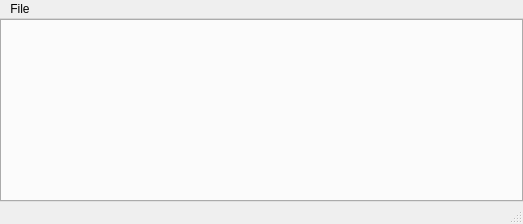
First picture: the form in client/src/app/mainwindow.ui, repository KDAB/FatCRM, before the edit.
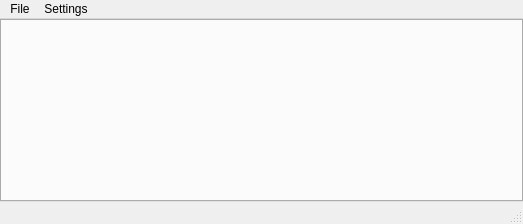
Second picture: the form after the edit.

Diff of the .ui file:
```diff
--- a/client/src/app/mainwindow.ui
+++ b/client/src/app/mainwindow.ui
@@ -43,7 +43,14 @@
     <addaction name="separator"/>
     <addaction name="actionQuit"/>
    </widget>
+   <widget class="QMenu" name="menuSettings">
+    <property name="title">
+     <string>Settings</string>
+    </property>
+    <addaction name="actionConfigureFatCRM"/>
+   </widget>
    <addaction name="menuFile"/>
+   <addaction name="menuSettings"/>
   </widget>
   <widget class="QStatusBar" name="statusbar"/>
   <action name="actionCRMAccounts">
```
Left out of the diff: 12 changed lines with no effect on the pictures.
